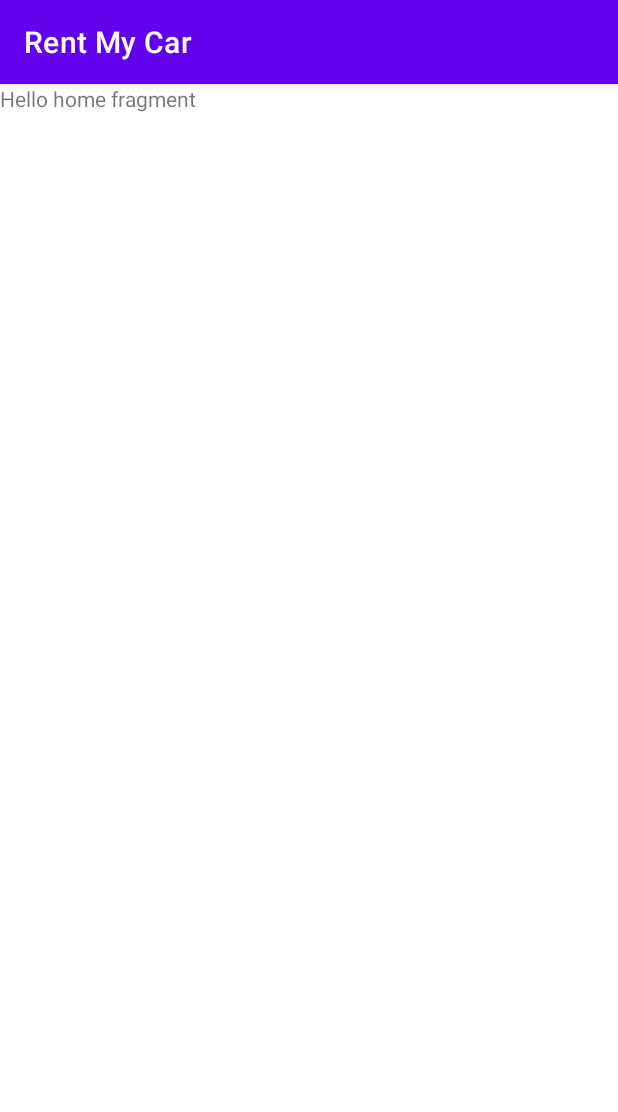
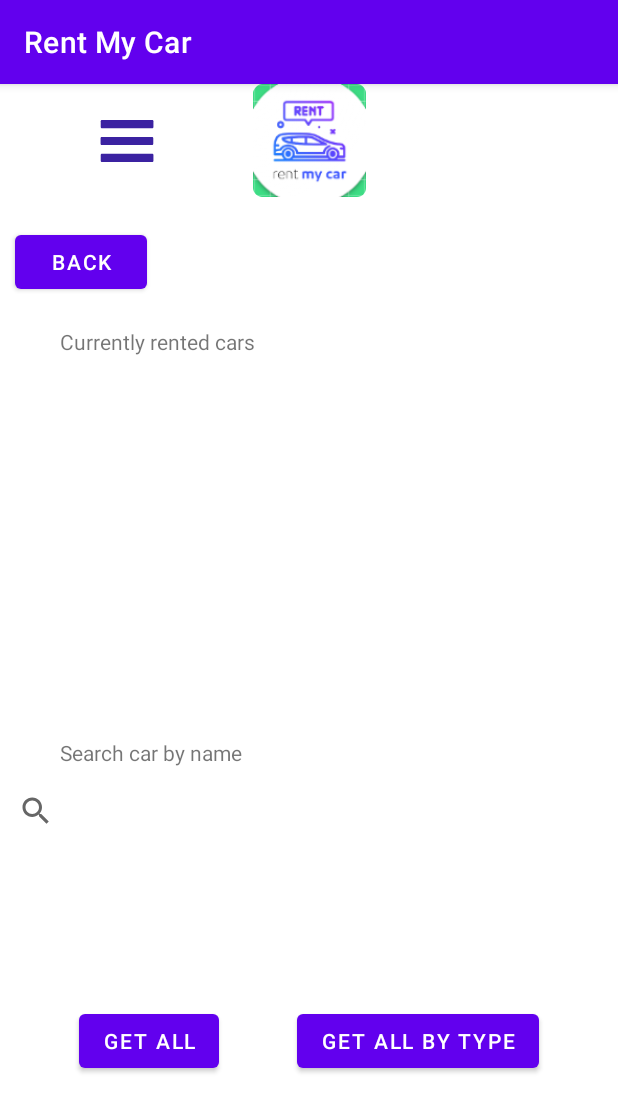
Before and after one commit to BartWijnja/Rent-My-Car-Android-App, an Android app: the fragment HomeFragment shown on its own in the app's theme, on a phone screen of 412 x 824 dp. Shown: the top 1112 px of the screen. Run offline under Robolectric (Android 15) with nearby library versions, the phone set to English and light mode, and no system bars.

Commit message:
Added Homepage and navigation via homepage to CarListFragment and CarCategoryFragment

```diff
--- a/app/src/main/AndroidManifest.xml
+++ b/app/src/main/AndroidManifest.xml
@@ -30,7 +30,7 @@
             android:required="false" />
 
         <activity
-            android:name=".ui.location.LocationFragment"
+            android:name=".MainActivity"
             android:exported="true"
             >
             <intent-filter>
--- a/app/src/main/java/avans/avd/rent_my_car_android_app/network/client/CarClient.kt
+++ b/app/src/main/java/avans/avd/rent_my_car_android_app/network/client/CarClient.kt
@@ -1,6 +1,12 @@
 package avans.avd.rent_my_car_android_app.network.client
 
+import avans.avd.rent_my_car_android_app.network.response.CarResponse
 import avans.avd.rent_my_car_android_app.network.service.CarService
+import retrofit2.Response
 
 class CarClient (private val carService: CarService): BaseClient() {
+
+    suspend fun findAll(): Response<List<CarResponse>> {
+        return carService.findAll()
+    }
 }
--- a/app/src/main/java/avans/avd/rent_my_car_android_app/ui/home/HomeFragment.kt
+++ b/app/src/main/java/avans/avd/rent_my_car_android_app/ui/home/HomeFragment.kt
@@ -9,6 +9,7 @@ import androidx.lifecycle.ViewModelProvider
 import androidx.navigation.fragment.findNavController
 import avans.avd.rent_my_car_android_app.R
 import avans.avd.rent_my_car_android_app.databinding.FragmentHomeBinding
+import avans.avd.rent_my_car_android_app.viewmodel.CarViewModel
 import avans.avd.rent_my_car_android_app.viewmodel.UserViewModel
 
 /**
@@ -22,9 +23,13 @@ class HomeFragment : Fragment() {
     private val userViewModel: UserViewModel by lazy {
         ViewModelProvider(this)[UserViewModel::class.java]
     }
+    private val carViewModel: CarViewModel by lazy {
+        ViewModelProvider(this)[CarViewModel::class.java]
+    }
 
     override fun onCreateView(
-        inflater: LayoutInflater, container: ViewGroup?,
+        inflater: LayoutInflater,
+        container: ViewGroup?,
         savedInstanceState: Bundle?
     ): View? {
         _binding = FragmentHomeBinding.inflate(inflater, container, false)
@@ -43,8 +48,13 @@ class HomeFragment : Fragment() {
         }
 
         binding.buttonGetAll.setOnClickListener {
-            userViewModel.findAll()
+            findNavController().navigate(R.id.action_HomeFragment_to_CarListFragment)
         }
+
+        binding.getByType.setOnClickListener {
+            findNavController().navigate(R.id.action_HomeFragment_to_CarCategoryFragment)
+        }
+
     }
 
     override fun onDestroyView() {
--- a/app/src/main/res/layout/fragment_home.xml
+++ b/app/src/main/res/layout/fragment_home.xml
@@ -1,37 +1,119 @@
 <?xml version="1.0" encoding="utf-8"?>
-<androidx.constraintlayout.widget.ConstraintLayout
-    xmlns:android="http://schemas.android.com/apk/res/android"
+<androidx.constraintlayout.widget.ConstraintLayout xmlns:android="http://schemas.android.com/apk/res/android"
+    xmlns:app="http://schemas.android.com/apk/res-auto"
     xmlns:tools="http://schemas.android.com/tools"
-    xmlns:app="http://schemas.android.com/apk/res-auto"
     android:layout_width="match_parent"
     android:layout_height="match_parent"
     tools:context=".ui.home.HomeFragment">
 
-    <!-- TODO: Update blank fragment layout -->
 
-    <TextView
-        android:id="@+id/home_text"
-        android:layout_width="match_parent"
-        android:layout_height="match_parent"
-        android:text="Hello home fragment"
-        app:layout_constraintStart_toStartOf="parent" />
+    <ImageView
+        android:id="@+id/logo"
+        android:layout_width="75dp"
+        android:layout_height="75dp"
+        app:layout_constraintBottom_toTopOf="@id/barrier1"
+        app:layout_constraintEnd_toEndOf="parent"
+        app:layout_constraintHorizontal_bias="0.5"
+        app:layout_constraintStart_toStartOf="parent"
+        app:layout_constraintTop_toTopOf="parent"
+        android:src="@mipmap/ic_rmc_logo_round" />
+
+    <ImageView
+        android:id="@+id/menuIcon"
+        android:layout_width="40dp"
+        android:layout_height="40dp"
+        app:layout_constraintBottom_toBottomOf="@id/barrier1"
+        app:layout_constraintEnd_toStartOf="@id/logo"
+        app:layout_constraintStart_toStartOf="parent"
+        app:layout_constraintTop_toTopOf="parent"
+        app:srcCompat="@drawable/ic_menu_icon_rmc" />
+
+    <androidx.constraintlayout.widget.Barrier
+        android:id="@+id/barrier1"
+        android:layout_width="wrap_content"
+        android:layout_height="wrap_content"
+        app:barrierDirection="top"
+        tools:layout_editor_absoluteX="66dp"
+        tools:layout_editor_absoluteY="127dp" />
 
     <Button
         android:id="@+id/button_home"
         android:layout_width="wrap_content"
         android:layout_height="wrap_content"
-        android:text="Back"
-        app:layout_constraintStart_toStartOf="@id/home_text"
-        app:layout_constraintTop_toBottomOf="@id/home_text"
-        android:layout_marginTop="10dp"/>
+        android:layout_marginStart="10dp"
+        android:layout_marginTop="20dp"
+        android:layout_marginBottom="20dp"
+        android:text="@string/back"
+        app:layout_constraintBottom_toTopOf="@+id/textView"
+        app:layout_constraintStart_toStartOf="@id/barrier1"
+        app:layout_constraintTop_toBottomOf="@id/barrier1" />
+
+    <TextView
+        android:id="@+id/textView"
+        android:layout_width="wrap_content"
+        android:layout_height="wrap_content"
+        android:text="@string/currently_rented_cars"
+        app:layout_constraintStart_toStartOf="@id/scrollView1"
+        app:layout_constraintBottom_toTopOf="@id/scrollView1"
+        android:layout_marginStart="40dp"/>
+
+    <ScrollView
+        android:id="@+id/scrollView1"
+        android:layout_width="411dp"
+        android:layout_height="173dp"
+        app:layout_constraintBottom_toTopOf="@+id/searchView"
+        app:layout_constraintEnd_toEndOf="parent"
+        app:layout_constraintHorizontal_bias="0.0"
+        app:layout_constraintStart_toStartOf="parent"
+        app:layout_constraintTop_toBottomOf="@+id/logo">
+
+        <LinearLayout
+            android:layout_width="match_parent"
+            android:layout_height="wrap_content"
+            android:orientation="vertical" />
+    </ScrollView>
+
+    <TextView
+        android:id="@+id/textView3"
+        android:layout_width="wrap_content"
+        android:layout_height="wrap_content"
+        android:text="@string/search_car_by_name"
+        app:layout_constraintStart_toStartOf="@id/searchView"
+        app:layout_constraintBottom_toTopOf="@id/searchView"
+        android:layout_marginBottom="5dp"
+        android:layout_marginStart="40dp"/>
+
+    <SearchView
+        android:id="@+id/searchView"
+        android:layout_width="match_parent"
+        android:layout_height="wrap_content"
+        app:layout_constraintEnd_toEndOf="parent"
+        app:layout_constraintStart_toStartOf="parent"
+        app:layout_constraintBottom_toTopOf="@id/button_get_all"
+        app:layout_constraintTop_toBottomOf="@id/scrollView1"/>
 
     <Button
         android:id="@+id/button_get_all"
         android:layout_width="wrap_content"
         android:layout_height="wrap_content"
-        android:text="Get all"
-        app:layout_constraintLeft_toRightOf="@id/button_home"
-        app:layout_constraintTop_toBottomOf="@id/button_home"
-        android:layout_marginTop="100dp"/>
+        android:text="@string/get_all"
+        app:layout_constraintStart_toStartOf="parent"
+        app:layout_constraintEnd_toStartOf="@+id/get_by_type"
+        app:layout_constraintTop_toBottomOf="@id/searchView"
+        app:layout_constraintBottom_toBottomOf="parent"
+ />
+
+    <Button
+        android:id="@+id/get_by_type"
+        android:layout_width="wrap_content"
+        android:layout_height="wrap_content"
+        android:text="@string/get_all_by_type"
+        app:layout_constraintStart_toEndOf="@id/button_get_all"
+        app:layout_constraintEnd_toEndOf="parent"
+        app:layout_constraintTop_toBottomOf="@id/searchView"
+        app:layout_constraintBottom_toBottomOf="parent"
+ />
+
+
 
 </androidx.constraintlayout.widget.ConstraintLayout>
--- a/app/src/main/res/values/strings.xml
+++ b/app/src/main/res/values/strings.xml
@@ -23,8 +23,23 @@
     <string name="select_location">Select Location</string>
     <!-- TODO: Remove or change this placeholder text -->
     <string name="hello_blank_fragment">Hello blank fragment</string>
+    <string name="get_all">Get all</string>
+    <string name="fcev">FCEV</string>
+    <string name="ice">ICE</string>
+    <string name="bev">BEV</string>
+    <string name="cars_by_category">Cars by category</string>
+    <string name="search_car_by_name">Search car by name</string>
+    <string name="back">Back</string>
+    <string name="show_cars">show cars</string>
+    <string name="get_all_by_type">get all by type</string>
 
     <!-- Strings related to spinner -->
+    <string-array name="car_type_selection_list">
+        <item>BEV</item>
+        <item>ICE</item>
+        <item>FCEV</item>
+    </string-array>
+
     <string-array name="hq_location_selection_list">
         <item>Choose a Location</item>
         <item>HQ Utrecht</item>
```
Also changed, not shown: app/src/main/java/avans/avd/rent_my_car_android_app/repository/CarRepository.kt (added, +11 -0 lines), app/src/main/java/avans/avd/rent_my_car_android_app/ui/car_fragments/CarCategoryFragment.kt (added, +28 -0 lines), app/src/main/java/avans/avd/rent_my_car_android_app/ui/car_fragments/CarListFragment.kt (added, +28 -0 lines), app/src/main/java/avans/avd/rent_my_car_android_app/viewmodel/CarViewModel.kt (added, +17 -0 lines), app/src/main/res/layout/activity_homepage.xml (deleted, +0 -127 lines), app/src/main/res/layout/fragment_car_catergory.xml (added, +72 -0 lines), app/src/main/res/layout/fragment_car_list.xml (added, +51 -0 lines), app/src/main/res/navigation/nav_graph.xml (+16 -0 lines).
